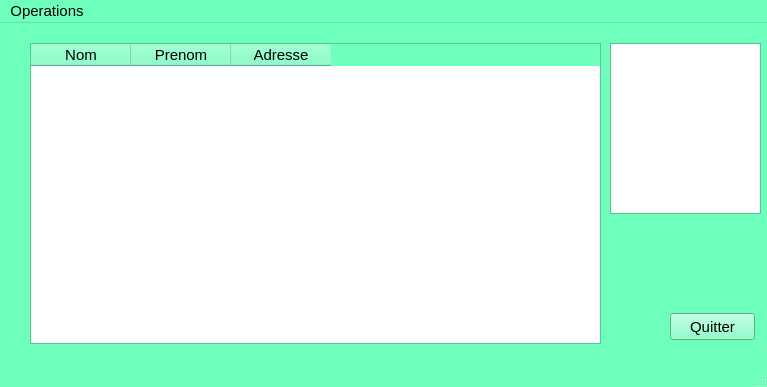
Above: Formulaire/formulaire.ui from edwinandradeospino/CplusConsoleQt before the change. Below: the same form after it.
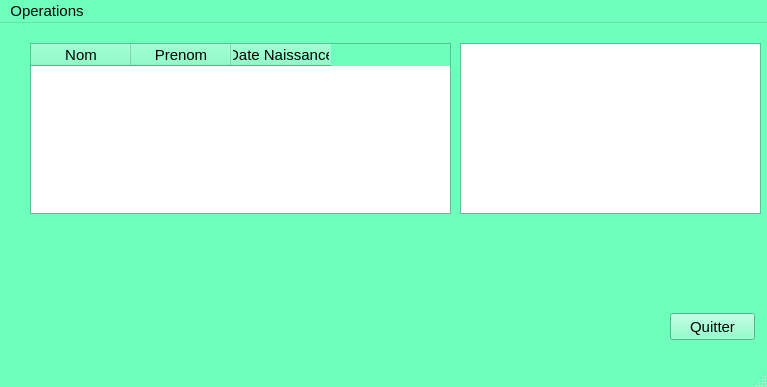
That is the form after the change.

Diff of the .ui file:
```diff
--- a/Formulaire/formulaire.ui
+++ b/Formulaire/formulaire.ui
@@ -452,8 +452,8 @@
      <rect>
       <x>30</x>
       <y>20</y>
-      <width>571</width>
-      <height>301</height>
+      <width>421</width>
+      <height>171</height>
      </rect>
     </property>
     <property name="alternatingRowColors">
@@ -483,7 +483,7 @@
     </column>
     <column>
      <property name="text">
-      <string>Adresse</string>
+      <string>Date Naissance</string>
      </property>
      <property name="textAlignment">
       <set>AlignHCenter|AlignVCenter|AlignCenter</set>
@@ -493,12 +493,17 @@
    <widget class="QTextBrowser" name="textBrowser">
     <property name="geometry">
      <rect>
-      <x>610</x>
+      <x>460</x>
       <y>20</y>
-      <width>151</width>
+      <width>301</width>
       <height>171</height>
      </rect>
     </property>
+    <property name="font">
+     <font>
+      <pointsize>9</pointsize>
+     </font>
+    </property>
    </widget>
   </widget>
   <widget class="QMenuBar" name="menubar">
```
